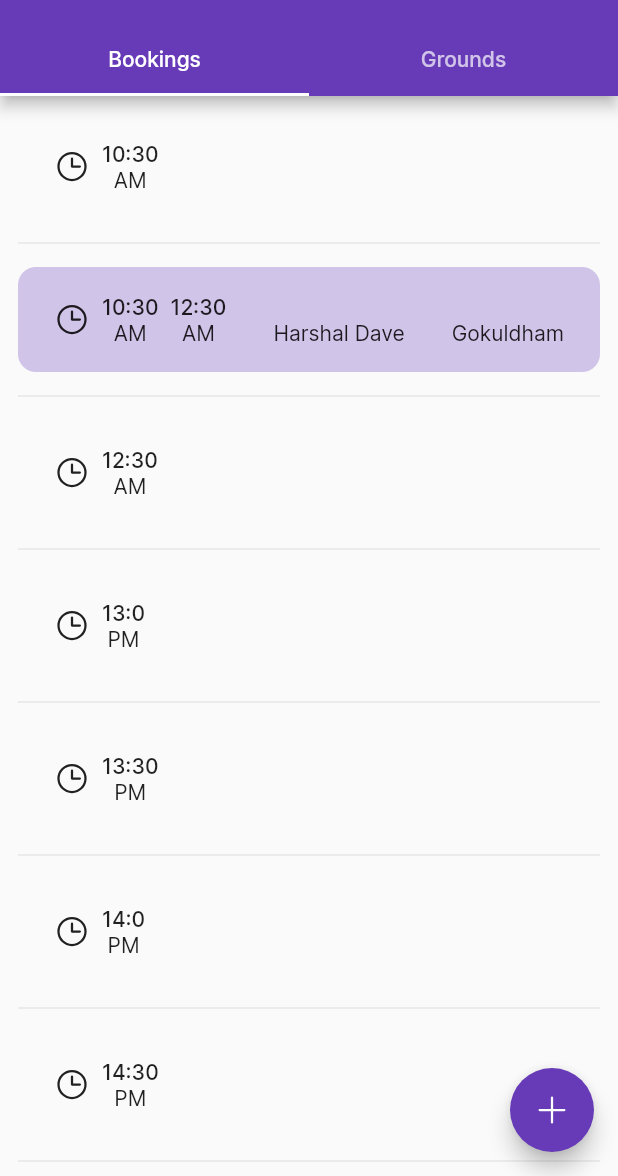
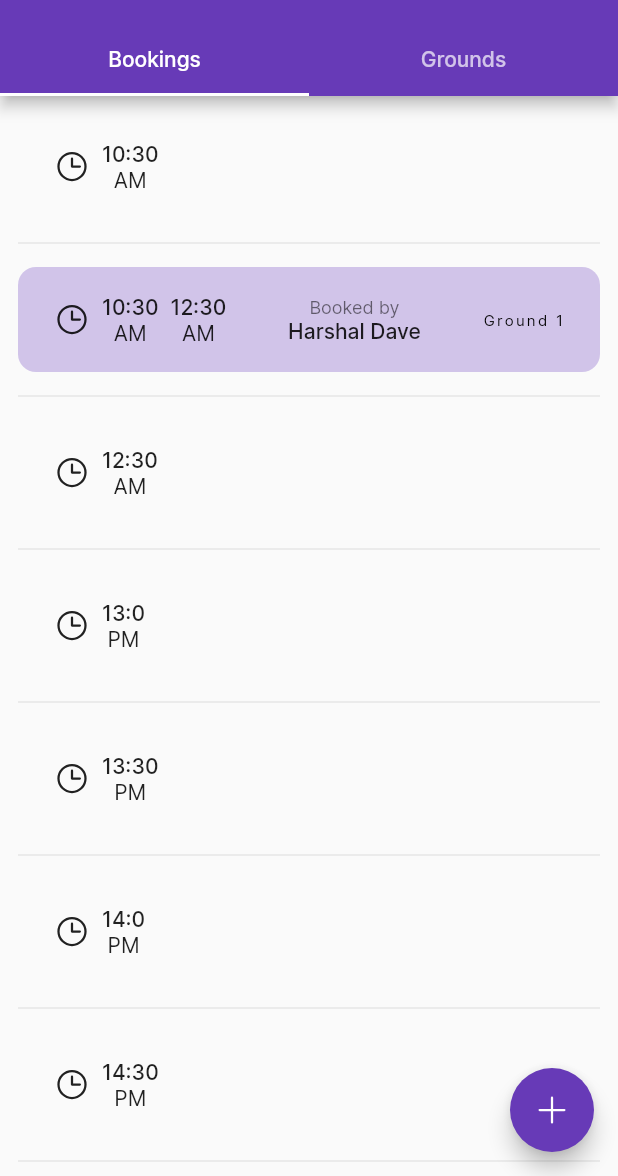
Before and after one commit to GautamVG/zschedule-front, a Flutter app: the screen it shows after launch, on a phone screen of 412 x 824 dp, the part 60-1236 px from its top. Run offline on Flutter 3.47's test engine with Material 2 defaults, Android fonts, the phone set to English and light mode, and no system bars; our stand-ins replace phosphor_flutter.

Commit message:
styling: bookings page

```diff
--- a/lib/pages/bookings.dart
+++ b/lib/pages/bookings.dart
@@ -12,12 +12,12 @@ final bookedSlots = <Slot>[
       startTime: DateTime.now(),
       endTime: DateTime.now().add(const Duration(hours: 2)),
       booker: "Harshal Dave",
-      ground: Ground("Gokuldham")),
+      ground: Ground("Ground 1")),
   Slot(
       startTime: DateTime.now().add(const Duration(hours: 4)),
       endTime: DateTime.now().add(const Duration(hours: 1)),
       booker: "Harshal Dave",
-      ground: Ground("Gokuldham")),
+      ground: Ground("Ground 2")),
 ];
 
 class BookingsPage extends StatelessWidget {
@@ -94,7 +94,7 @@ class BookedSlot extends StatelessWidget {
       ),
       child: Row(
         mainAxisAlignment: MainAxisAlignment.spaceBetween,
-            crossAxisAlignment: CrossAxisAlignment.end,
+        crossAxisAlignment: CrossAxisAlignment.center,
         children: [
           Wrap(
             spacing: 8,
@@ -108,16 +108,35 @@ class BookedSlot extends StatelessWidget {
                 ),
                 Text(slot.startTime.hour > 12 ? 'PM' : 'AM'),
               ]),
-                    Column(children: [
+              Column(
+                children: [
                   Text(
                     "${slot.endTime.hour}:${slot.endTime.minute}",
                     style: Theme.of(context).textTheme.bodyLarge,
                   ),
                   Text(slot.endTime.hour > 12 ? 'PM' : 'AM'),
-                    ]),
-                  ]),
-              Text(slot.booker),
-              Text(slot.ground.name)
-            ]));
+                ]
+              ),
+            ]
+          ),
+          Column(
+            children: [
+              Text(
+                "Booked by",
+                style: Theme.of(context).textTheme.caption,
+              ),
+              Text(
+                slot.booker,
+                style: Theme.of(context).textTheme.labelLarge
+              ),
+            ]
+          ),
+          Text(
+            slot.ground.name,
+            style: Theme.of(context).textTheme.labelSmall
+          )
+        ]
+      )
+    );
   }
 }
```
Lines whose indentation alone changed are shown as unchanged.
